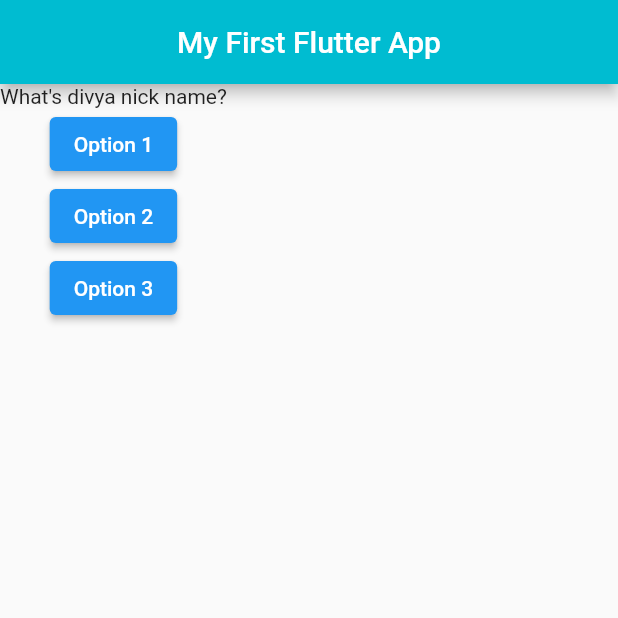
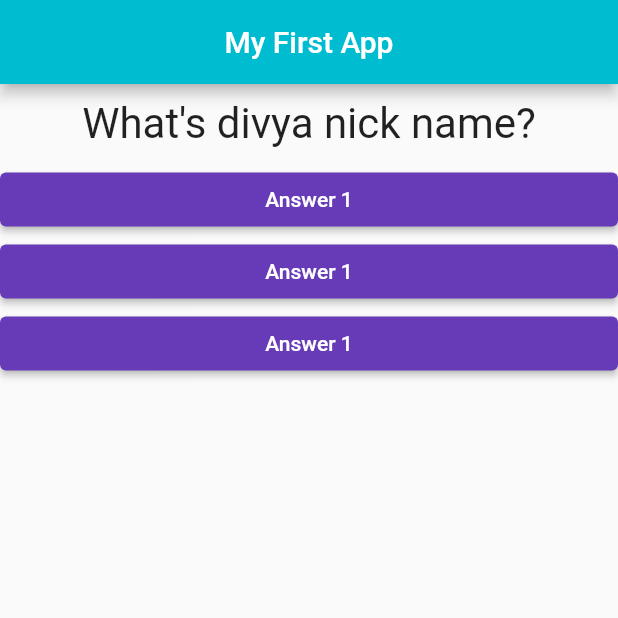
Before and after one commit to vaibhavshah9537/first-flutter, a Flutter app: the screen it shows after launch, on a phone screen of 412 x 824 dp, the top half of it. Run offline on Flutter 3.47's test engine with Material 2 defaults, Android fonts, the phone set to English and light mode, and no system bars.

Commit message:
answer button implemented

```diff
--- /dev/null
+++ b/lib/answer.dart
@@ -0,0 +1,19 @@
+import 'package:flutter/material.dart';
+
+class Answer extends StatelessWidget {
+  final Function selectHandler;
+
+  Answer(this.selectHandler);
+
+  @override
+  Widget build(BuildContext context) {
+    return Container(
+      width: double.infinity,
+      child: ElevatedButton(
+        style: ElevatedButton.styleFrom(primary: Colors.deepPurple),
+        child: Text('Answer 1'),
+        onPressed: this.selectHandler,
+      ),
+    );
+  }
+}
--- a/lib/main.dart
+++ b/lib/main.dart
@@ -1,6 +1,7 @@
 import 'package:flutter/material.dart';
 
 import './question.dart';
+import './answer.dart';
 // void main() {
 //   runApp(MyApp());
 // }
@@ -8,7 +9,6 @@ import './question.dart';
 void main() => runApp(MyApp());
 
 class MyApp extends StatefulWidget {
-
   @override
   State<StatefulWidget> createState() {
     // TODO: implement createState
@@ -16,7 +16,7 @@ class MyApp extends StatefulWidget {
   }
 }
 
-class _MyAppState extends State<MyApp>{
+class _MyAppState extends State<MyApp> {
   var questionIndex = 0;
 
   void _answerQuestion() {
@@ -26,20 +26,23 @@ class _MyAppState extends State<MyApp>{
   }
 
   Widget build(BuildContext context) {
-
+    var questions = ['What\'s divya nick name?', 'What\'s kevin nick name?'];
     return MaterialApp(
       home: Scaffold(
         appBar: AppBar(
-          title: Text('My First Flutter App'),
+          title: Text('My First App'),
           centerTitle: true,
           backgroundColor: Color(0xff00BCD1),
         ),
         body: Column(
           children: [
-            Question(questionIndex),
-            ElevatedButton(child: Text('Option 1'), onPressed: _answerQuestion),
-            ElevatedButton(child: Text('Option 2'), onPressed: _answerQuestion),
-            ElevatedButton(child: Text('Option 3'), onPressed: _answerQuestion),
+            Question(questions[questionIndex]),
+            Answer(_answerQuestion),
+            Answer(_answerQuestion),
+            Answer(_answerQuestion),
+            // ElevatedButton(child: Text('Option 1'), onPressed: _answerQuestion),
+            // ElevatedButton(child: Text('Option 2'), onPressed: _answerQuestion),
+            // ElevatedButton(child: Text('Option 3'), onPressed: _answerQuestion),
           ],
         ),
       ),
--- a/lib/question.dart
+++ b/lib/question.dart
@@ -1,12 +1,21 @@
 import 'package:flutter/material.dart';
 
-class Question extends StatelessWidget{
-  var questions = ['What\'s divya nick name?', 'What\'s kevin nick name?'];
-  // final String questionText;
-  final int index;
-  Question(this.index);
+class Question extends StatelessWidget {
+  final String questionText;
+  // final int index;
+  Question(this.questionText);
 
-  Widget build(BuildContext context){
-    return Text(questions[index]);
+  Widget build(BuildContext context) {
+    return Container(
+      width: double.infinity,
+      margin: EdgeInsets.all(10),
+      child: Text(
+        this.questionText,
+        style: TextStyle(
+          fontSize: 28,
+        ),
+        textAlign: TextAlign.center,
+      ),
+    );
   }
 }
```
